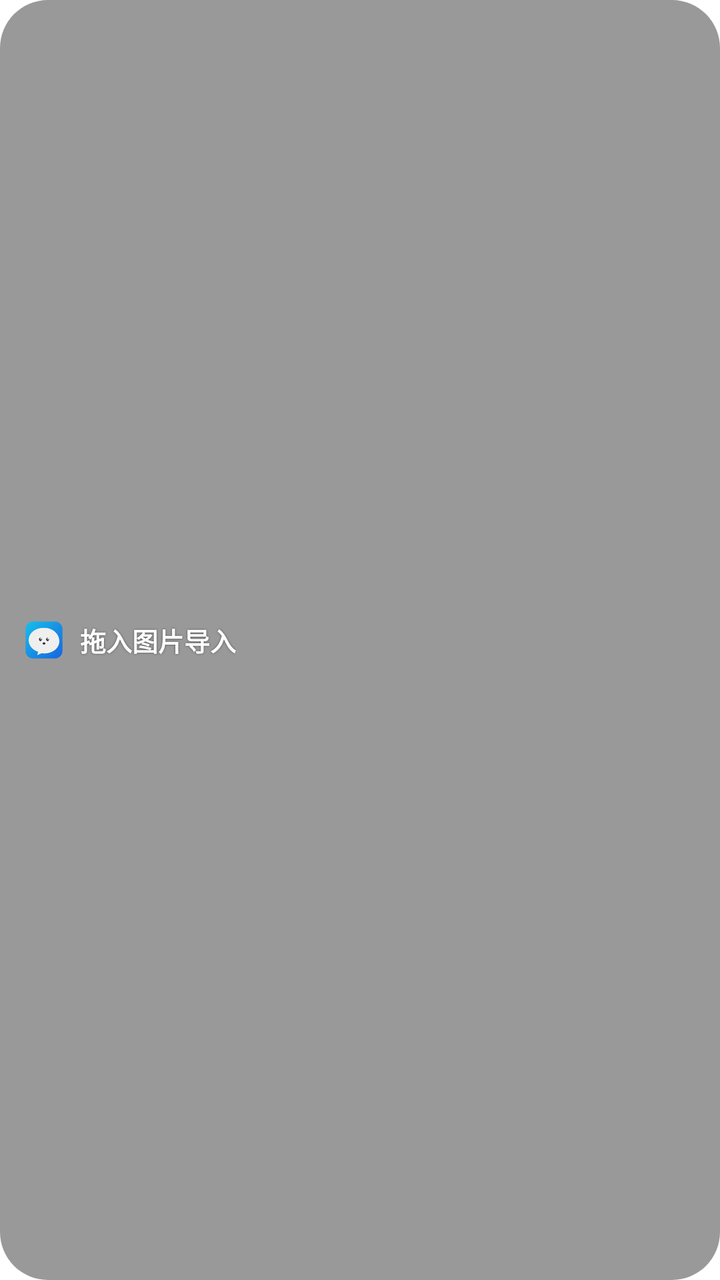
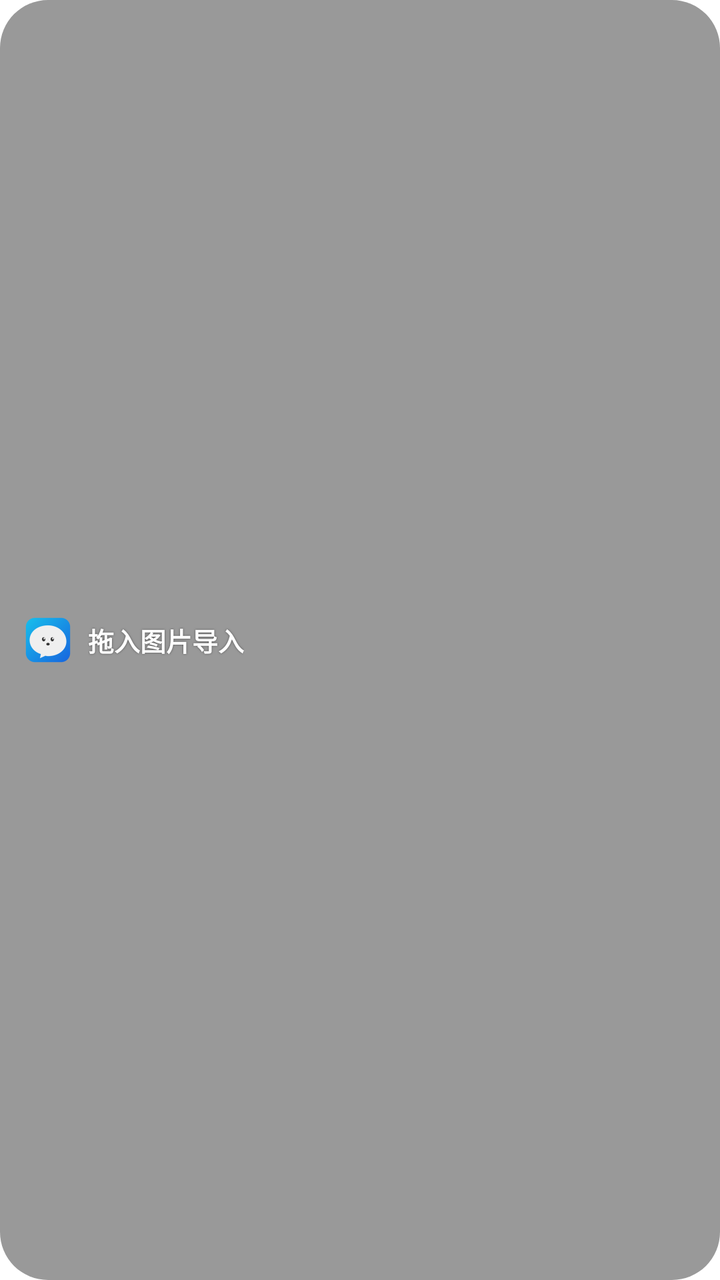

Two renders of the same Android screen: before a commit and after it. Below are the layout's source before the change and the commit's diff.
<!-- AndroidManifest.xml: fallback theme Theme.MaterialComponents.DayNight.NoActionBar -->
<!-- res/layout/overlay_layout.xml -->
<?xml version="1.0" encoding="utf-8"?>
<LinearLayout xmlns:android="http://schemas.android.com/apk/res/android"
    android:id="@+id/overlay_container"
    android:layout_width="wrap_content"
    android:layout_height="wrap_content"
    android:orientation="horizontal"
    android:gravity="center_vertical"
    android:background="@drawable/overlay_bg"
    android:paddingStart="12dp"
    android:paddingEnd="14dp"
    android:paddingTop="10dp"
    android:paddingBottom="10dp">

    <ImageView
        android:id="@+id/overlay_image"
        android:layout_width="20dp"
        android:layout_height="20dp"
        android:src="@mipmap/ic_launcher"
        android:alpha="0.85"/>

    <TextView
        android:id="@+id/overlay_text"
        android:layout_width="wrap_content"
        android:layout_height="wrap_content"
        android:layout_marginStart="8dp"
        android:text="拖入图片导入"
        android:textColor="#FFFFFF"
        android:textSize="13sp"
        android:textStyle="bold"
        android:shadowColor="#80000000"
        android:shadowRadius="2"/>

</LinearLayout>
<!-- resources referenced by this layout -->
<resources>
  <!-- drawable overlay_bg (drawable) -->
  <?xml version="1.0" encoding="utf-8"?>
  <shape xmlns:android="http://schemas.android.com/apk/res/android"
      android:shape="rectangle">
      <solid android:color="#66000000"/>
      <corners android:radius="24dp"/>
  </shape>
  <!-- mipmap ic_launcher: png bitmap (mipmap-hdpi, 9741 bytes) -->
</resources>

<!-- the commit's change to res/layout/overlay_layout.xml (unified diff, before → after) -->
@@ -1,6 +1,6 @@
 <?xml version="1.0" encoding="utf-8"?>
 <LinearLayout xmlns:android="http://schemas.android.com/apk/res/android"
-    android:id="@+id/overlay_container"
+    android:id="@+id/overlay_pill"
     android:layout_width="wrap_content"
     android:layout_height="wrap_content"
     android:orientation="horizontal"
@@ -8,13 +8,13 @@
     android:background="@drawable/overlay_bg"
     android:paddingStart="12dp"
     android:paddingEnd="14dp"
-    android:paddingTop="10dp"
-    android:paddingBottom="10dp">
+    android:paddingTop="14dp"
+    android:paddingBottom="14dp">
 
     <ImageView
         android:id="@+id/overlay_image"
-        android:layout_width="20dp"
-        android:layout_height="20dp"
+        android:layout_width="24dp"
+        android:layout_height="24dp"
         android:src="@mipmap/ic_launcher"
         android:alpha="0.85"/>
 
